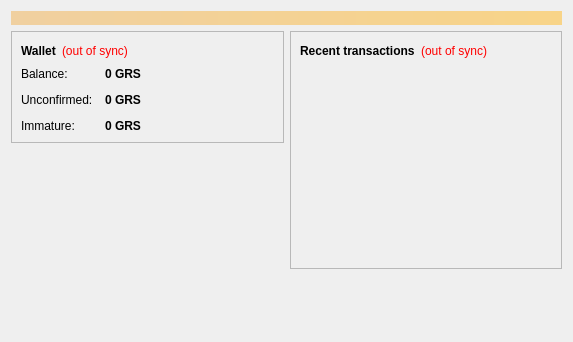
GroestlCoin/Groestlcoin-qt-android, file src/qt/forms/overviewpage.ui: the form before one commit.
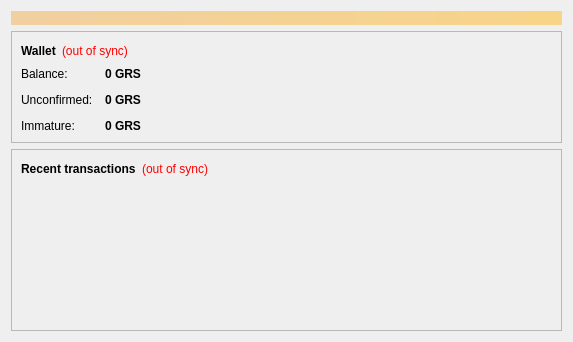
The form after the commit.

```diff
--- a/src/qt/forms/overviewpage.ui
+++ b/src/qt/forms/overviewpage.ui
@@ -31,7 +31,7 @@
     </widget>
    </item>
    <item>
-    <layout class="QHBoxLayout" name="horizontalLayout" stretch="1,1">
+    <layout class="QVBoxLayout" name="verticalLayout_5" stretch="1,0">
      <item>
       <layout class="QVBoxLayout" name="verticalLayout_2">
        <item>
@@ -186,9 +186,6 @@
             </item>
            </layout>
           </item>
-         </layout>
-        </widget>
-       </item>
        <item>
         <spacer name="verticalSpacer">
          <property name="orientation">
@@ -203,6 +200,9 @@
         </spacer>
        </item>
       </layout>
+        </widget>
+       </item>
+      </layout>
      </item>
      <item>
       <layout class="QVBoxLayout" name="verticalLayout_3">
@@ -294,6 +294,19 @@
      </item>
     </layout>
    </item>
+   <item>
+    <spacer name="verticalSpacer_3">
+     <property name="orientation">
+      <enum>Qt::Vertical</enum>
+     </property>
+     <property name="sizeHint" stdset="0">
+      <size>
+       <width>20</width>
+       <height>40</height>
+      </size>
+     </property>
+    </spacer>
+   </item>
   </layout>
  </widget>
  <resources/>
```
Lines whose indentation alone changed are shown as unchanged.
